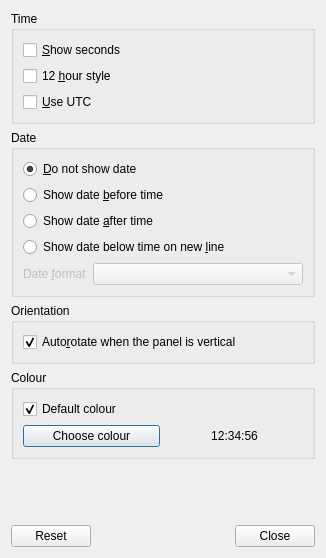
First picture: the form in razorqt-panel/plugin-clock/razorclockconfiguration.ui, repository venenux/razor-qt, before the edit.
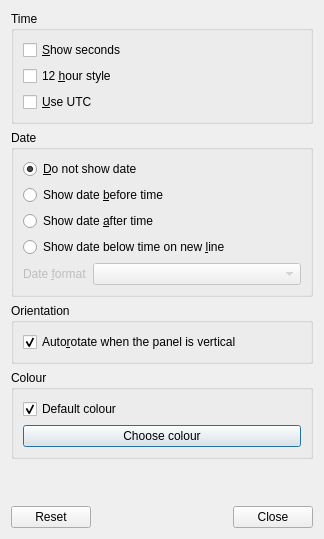
Second picture: the form after the edit.

Commit message: plugin-clock: colour selector, no preview.

Diff of the .ui file:
```diff
--- a/razorqt-panel/plugin-clock/razorclockconfiguration.ui
+++ b/razorqt-panel/plugin-clock/razorclockconfiguration.ui
@@ -6,8 +6,8 @@
    <rect>
     <x>0</x>
     <y>0</y>
-    <width>326</width>
-    <height>558</height>
+    <width>324</width>
+    <height>539</height>
    </rect>
   </property>
   <property name="windowTitle">
@@ -152,19 +152,6 @@
           </property>
          </widget>
         </item>
-        <item>
-         <widget class="QLabel" name="colourLabel">
-          <property name="text">
-           <string>12:34:56</string>
-          </property>
-          <property name="textFormat">
-           <enum>Qt::RichText</enum>
-          </property>
-          <property name="alignment">
-           <set>Qt::AlignCenter</set>
-          </property>
-         </widget>
-        </item>
        </layout>
       </item>
      </layout>
```
The commit also changes 1 other file.
